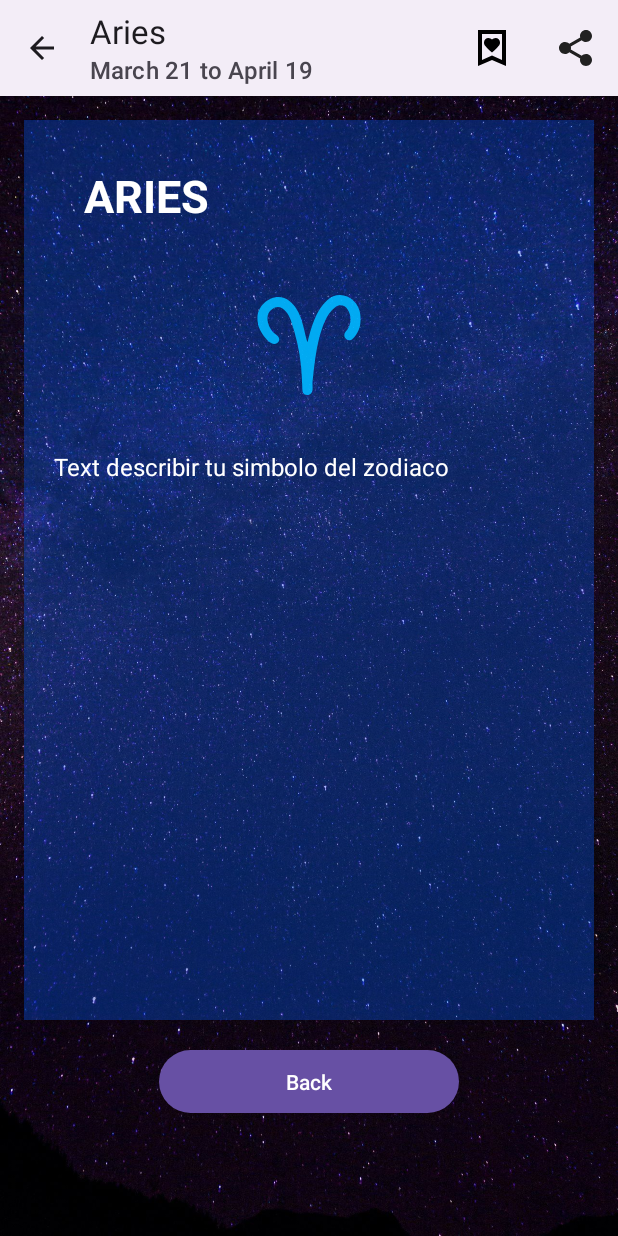
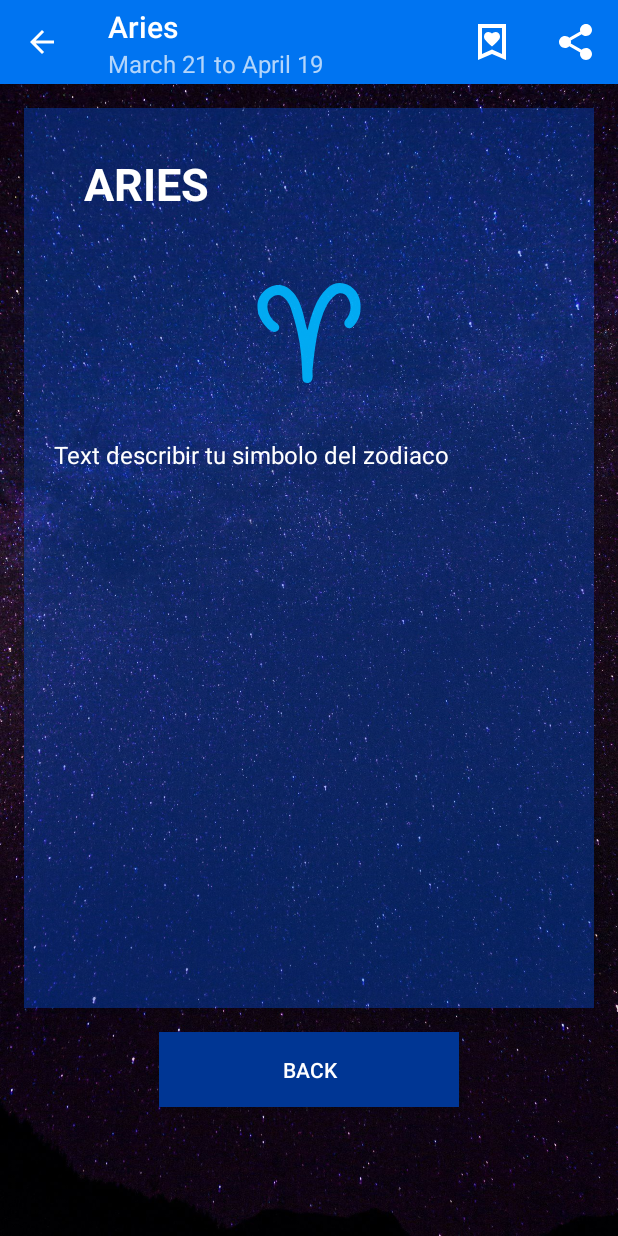
Before and after one commit to dana7677/AppHoroscopo, an Android app: the screen it shows after launch (horoscopeSelectedActivity), after a tap on "ARIES", on a phone screen of 412 x 824 dp. Run offline under Robolectric (Android 15) with nearby library versions, the phone set to English and light mode, and no system bars.

Commit message:
Ajustes visuales a la app

```diff
--- a/app/src/main/java/com/example/horoscopo_app/activities/MainActivity.kt
+++ b/app/src/main/java/com/example/horoscopo_app/activities/MainActivity.kt
@@ -4,11 +4,8 @@ import android.content.Intent
 import android.os.Bundle
 import android.view.Menu
 import android.widget.Toast
-import androidx.activity.enableEdgeToEdge
 import androidx.appcompat.app.AppCompatActivity
 import androidx.appcompat.widget.SearchView
-import androidx.core.view.ViewCompat
-import androidx.core.view.WindowInsetsCompat
 import androidx.recyclerview.widget.RecyclerView
 import com.example.horoscopo_app.R
 import com.example.horoscopo_app.adapters.HoroscopoAdapter
@@ -26,7 +23,7 @@ lateinit var searchViewMenu:SearchView
 
     override fun onCreate(savedInstanceState: Bundle?) {
         super.onCreate(savedInstanceState)
-        enableEdgeToEdge()
+        //enableEdgeToEdge()
         val binding=ActivityMainBinding.inflate(layoutInflater)
         setContentView(binding.root)
 
@@ -41,11 +38,11 @@ lateinit var searchViewMenu:SearchView
         binding.recyclerHoroscope.adapter = Adapter
 
 
-        ViewCompat.setOnApplyWindowInsetsListener(findViewById(R.id.main)) { v, insets ->
+        /*ViewCompat.setOnApplyWindowInsetsListener(findViewById(R.id.main)) { v, insets ->
             val systemBars = insets.getInsets(WindowInsetsCompat.Type.systemBars())
             v.setPadding(systemBars.left, systemBars.top, systemBars.right, systemBars.bottom)
             insets
-        }
+        }*/
 
     }
 
--- a/app/src/main/java/com/example/horoscopo_app/adapters/HoroscopoAdapter.kt
+++ b/app/src/main/java/com/example/horoscopo_app/adapters/HoroscopoAdapter.kt
@@ -4,6 +4,7 @@ import android.view.LayoutInflater
 import android.view.ViewGroup
 import androidx.recyclerview.widget.RecyclerView
 import com.example.horoscopo_app.Horoscopo_APP_Application.Companion.prefs
+import com.example.horoscopo_app.R
 import com.example.horoscopo_app.data.SimboloZodiaco
 import com.example.horoscopo_app.databinding.ViewSimbolozodiacoItemBinding
 
@@ -62,12 +63,15 @@ class HoroscopoAdapter(private var simboloZodiaco:List<SimboloZodiaco>,private v
             binding.txtFechasZodiac.setText(simboloZodiaco.Dates)
             if(prefs.getName()==simboloZodiaco.id)
             {
-                /*
+
                 //binding.linearBackground.setBackgroundColor(BackgroundCompFaved)
                 var color = R.color.BackgroundCompFaved
-                binding.linearBackground.setBackgroundColor(color)
 
-                 */
+                //binding.linearBackground.background=R.color.BackgroundCompFaved.toDrawable()
+
+                binding.linearBackground.setBackgroundColor(context.getColor(R.color.BackgroundCompFaved))
+
+
             }
 
 
--- a/app/src/main/res/drawable/fav_icon.xml
+++ b/app/src/main/res/drawable/fav_icon.xml
@@ -1,4 +1,4 @@
-<vector xmlns:android="http://schemas.android.com/apk/res/android" android:autoMirrored="true" android:height="40dp" android:tint="#000000" android:viewportHeight="960" android:viewportWidth="960" android:width="40dp">
+<vector xmlns:android="http://schemas.android.com/apk/res/android" android:autoMirrored="true" android:height="40dp" android:tint="#FFFFFF" android:viewportHeight="960" android:viewportWidth="960" android:width="40dp">
 
     <path android:fillColor="@android:color/white" android:pathData="M480,572Q531,525 562.5,494.5Q594,464 611,442Q628,420 634,403.5Q640,387 640,368Q640,332 614,306Q588,280 552,280Q531,280 511.5,288.5Q492,297 480,312Q468,297 449,288.5Q430,280 408,280Q372,280 346,306Q320,332 320,368Q320,387 325.5,403Q331,419 348,441Q365,463 396,493.5Q427,524 480,572ZM200,840L200,120L760,120L760,840L480,720L200,840ZM280,718L480,632L680,718L680,200L280,200L280,718ZM280,200L280,200L680,200L680,200L480,200L280,200Z"/>
 
--- a/app/src/main/res/layout/activity_horoscope_selected.xml
+++ b/app/src/main/res/layout/activity_horoscope_selected.xml
@@ -63,6 +63,8 @@
         android:layout_width="200dp"
         android:layout_height="50dp"
         android:layout_gravity="center"
+        android:background="@color/BackgroundGeneral"
+        android:textColor="@color/white"
         android:text="Back">
 
     </Button>
--- a/app/src/main/res/menu/menu.xml
+++ b/app/src/main/res/menu/menu.xml
@@ -6,6 +6,7 @@
         android:id="@+id/searcher"
         android:icon="@drawable/searcher"
         android:title="@string/menu_search"
+        app:iconTint="@color/white"
         app:actionViewClass="androidx.appcompat.widget.SearchView"
         app:showAsAction="always|collapseActionView"
         />
--- a/app/src/main/res/menu/menu_two.xml
+++ b/app/src/main/res/menu/menu_two.xml
@@ -7,7 +7,6 @@
         android:id="@+id/fav"
         android:title="@string/menu_favorite"
         android:icon="@drawable/fav_icon"
-        android:iconTint="@color/white"
         app:showAsAction="always"
         />
     <item
@@ -15,6 +14,7 @@
         android:title="@string/menu_share"
         android:icon="@drawable/share_icon"
         app:showAsAction="always"
+        app:iconTint="@color/white"
         />
 
 
--- a/app/src/main/res/values-night/themes.xml
+++ b/app/src/main/res/values-night/themes.xml
@@ -1,7 +1,9 @@
 <resources xmlns:tools="http://schemas.android.com/tools">
     <!-- Base application theme. -->
-    <style name="Base.Theme.Horoscopo_APP" parent="Theme.Material3.DayNight">
+    <style name="Base.Theme.Horoscopo_APP" parent="Theme.AppCompat.Light.DarkActionBar">
         <!-- Customize your dark theme here. -->
         <!-- <item name="colorPrimary">@color/my_dark_primary</item> -->
+
+
     </style>
 </resources>
--- a/app/src/main/res/values/colors.xml
+++ b/app/src/main/res/values/colors.xml
@@ -3,7 +3,9 @@
     <color name="black">#FF000000</color>
     <color name="white">#FFFFFFFF</color>
     <color name="BackgroundGeneral">#003694</color>
+    <color name="MenuTheme">#0074F1</color>
+    <color name="OutMenuTheme">#003EAB</color>
     <color name="BackgroundComp">#56005EFF</color>
-    <color name="BackgroundCompFaved">#99005EFF</color>
+    <color name="BackgroundCompFaved">#576817FF</color>
     <color name="ZodiacColor">#E800B7FF</color>
 </resources>
--- a/app/src/main/res/values/themes.xml
+++ b/app/src/main/res/values/themes.xml
@@ -1,9 +1,12 @@
 <resources xmlns:tools="http://schemas.android.com/tools">
     <!-- Base application theme. -->
-    <style name="Base.Theme.Horoscopo_APP" parent="Theme.Material3.DayNight">
+    <style name="Base.Theme.Horoscopo_APP" parent="Theme.AppCompat.Light.DarkActionBar">
         <!-- Customize your light theme here. -->
         <!-- <item name="colorPrimary">@color/my_light_primary</item> -->
+        <item name="colorPrimary">@color/MenuTheme</item>
+        <item name="android:statusBarColor">@color/black</item>
+        <item name="android:textColor">@color/white</item>
+
     </style>
-
     <style name="Theme.Horoscopo_APP" parent="Base.Theme.Horoscopo_APP" />
 </resources>
```
